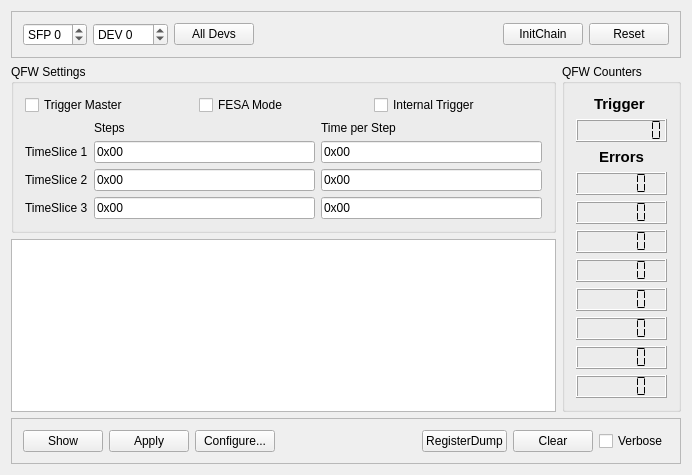
Before: the Qt Designer form mbspex/gui/qt/PolandGui.ui in gsi-ee/drivers, drawn with Qt 5.
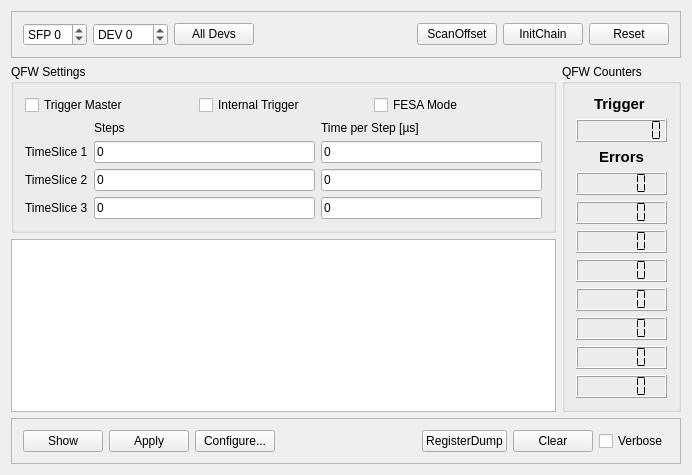
After: the same form once the commit is applied.

Commit message: mbspex: improvements on poland gui- configuration, times in us, offset measurements etc.

```diff
--- a/mbspex/gui/qt/PolandGui.ui
+++ b/mbspex/gui/qt/PolandGui.ui
@@ -13,7 +13,7 @@
   <property name="windowTitle">
    <string>POLAND GUI</string>
   </property>
-  <layout class="QGridLayout" name="gridLayout_3">
+  <layout class="QGridLayout" name="gridLayout_4">
    <item row="0" column="0" colspan="2">
     <widget class="QFrame" name="frame">
      <property name="sizePolicy">
@@ -108,6 +108,16 @@
         </property>
        </spacer>
       </item>
+      <item>
+       <widget class="QPushButton" name="OffsetButton">
+        <property name="toolTip">
+         <string>&lt;html&gt;&lt;head/&gt;&lt;body&gt;&lt;p&gt;Trigger  offset measurement at SFP with number of DEV set in spinbox&lt;/p&gt;&lt;/body&gt;&lt;/html&gt;</string>
+        </property>
+        <property name="text">
+         <string>ScanOffset</string>
+        </property>
+       </widget>
+      </item>
       <item>
        <widget class="QPushButton" name="InitChainButton">
         <property name="toolTip">
@@ -150,8 +160,8 @@
      <property name="title">
       <string>QFW Settings</string>
      </property>
-     <layout class="QVBoxLayout" name="verticalLayout_4">
-      <item>
+     <layout class="QGridLayout" name="gridLayout_3">
+      <item row="0" column="0">
        <layout class="QHBoxLayout" name="horizontalLayout_2">
         <property name="sizeConstraint">
          <enum>QLayout::SetDefaultConstraint</enum>
@@ -163,13 +173,6 @@
           </property>
          </widget>
         </item>
-        <item>
-         <widget class="QCheckBox" name="FesaModeBox">
-          <property name="text">
-           <string>FESA Mode</string>
-          </property>
-         </widget>
-        </item>
         <item>
          <widget class="QCheckBox" name="InternalTriggerBox">
           <property name="text">
@@ -177,9 +180,16 @@
           </property>
          </widget>
         </item>
+        <item>
+         <widget class="QCheckBox" name="FesaModeBox">
+          <property name="text">
+           <string>FESA Mode</string>
+          </property>
+         </widget>
+        </item>
        </layout>
       </item>
-      <item>
+      <item row="1" column="0">
        <layout class="QGridLayout" name="gridLayout">
         <item row="0" column="1">
          <widget class="QLabel" name="TSStepsLabe">
@@ -194,7 +204,7 @@
            <string>&lt;html&gt;&lt;head/&gt;&lt;body&gt;&lt;p&gt;Number of steps in timeslice loop 3&lt;/p&gt;&lt;/body&gt;&lt;/html&gt;</string>
           </property>
           <property name="text">
-           <string>0x00</string>
+           <string>0</string>
           </property>
          </widget>
         </item>
@@ -211,7 +221,7 @@
            <string>&lt;html&gt;&lt;head/&gt;&lt;body&gt;&lt;p&gt;Number of steps in timeslice in loop &lt;/p&gt;&lt;/body&gt;&lt;/html&gt;</string>
           </property>
           <property name="text">
-           <string>0x00</string>
+           <string>0</string>
           </property>
           <property name="placeholderText">
            <string/>
@@ -220,11 +230,17 @@
         </item>
         <item row="3" column="2">
          <widget class="QLineEdit" name="TS3TimelineEdit">
+          <property name="font">
+           <font>
+            <weight>50</weight>
+            <bold>false</bold>
+           </font>
+          </property>
           <property name="toolTip">
            <string>&lt;html&gt;&lt;head/&gt;&lt;body&gt;&lt;p&gt;Set time of Timeslice in loop&lt;/p&gt;&lt;p&gt;Examples: 0x1F4 = 10us; 0xc350 = 1ms; 0x7a120 = 10ms; &lt;/p&gt;&lt;p&gt;0x1e8480 = 40ms; 0x4c4b40 = 100ms; 0x2faf080 = 1s&lt;/p&gt;&lt;/body&gt;&lt;/html&gt;</string>
           </property>
           <property name="text">
-           <string>0x00</string>
+           <string>0</string>
           </property>
           <property name="placeholderText">
            <string/>
@@ -237,7 +253,7 @@
            <string>&lt;html&gt;&lt;head/&gt;&lt;body&gt;&lt;p&gt;Set time of Timeslice in loop&lt;/p&gt;&lt;p&gt;Examples: 0x1F4 = 10us; 0xc350 = 1ms; 0x7a120 = 10ms;  &lt;/p&gt;&lt;p&gt;0x1e8480 = 40ms; 0x4c4b40 = 100ms; 0x2faf080 = 1s&lt;/p&gt;&lt;/body&gt;&lt;/html&gt;</string>
           </property>
           <property name="text">
-           <string>0x00</string>
+           <string>0</string>
           </property>
           <property name="placeholderText">
            <string/>
@@ -257,7 +273,7 @@
            <string>&lt;html&gt;&lt;head/&gt;&lt;body&gt;&lt;p&gt;Number of steps in timeslice loop 2&lt;/p&gt;&lt;/body&gt;&lt;/html&gt;</string>
           </property>
           <property name="text">
-           <string>0x00</string>
+           <string>0</string>
           </property>
          </widget>
         </item>
@@ -267,7 +283,7 @@
            <string>&lt;html&gt;&lt;head/&gt;&lt;body&gt;&lt;p&gt;Set time of Timeslice in loop&lt;/p&gt;&lt;p&gt;Examples: 0x1F4 = 10us; 0xc350 = 1ms; 0x7a120 = 10ms; &lt;/p&gt;&lt;p&gt;0x1e8480 = 40ms; 0x4c4b40 = 100ms; 0x2faf080 = 1s&lt;/p&gt;&lt;/body&gt;&lt;/html&gt;</string>
           </property>
           <property name="text">
-           <string>0x00</string>
+           <string>0</string>
           </property>
           <property name="placeholderText">
            <string/>
@@ -284,7 +300,7 @@
         <item row="0" column="2">
          <widget class="QLabel" name="TSTimeLabel">
           <property name="text">
-           <string>Time per Step</string>
+           <string>Time per Step [µs]</string>
           </property>
          </widget>
         </item>
```
Left out of the diff: 33 changed lines with no effect on the pictures. The commit also changes 2 other files.
